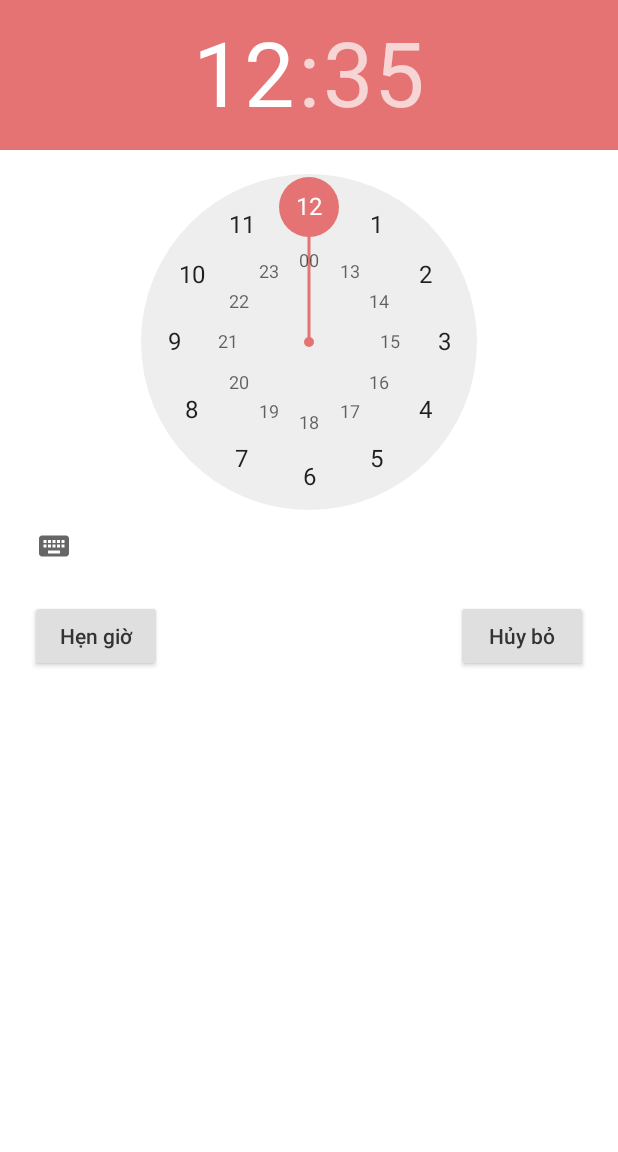
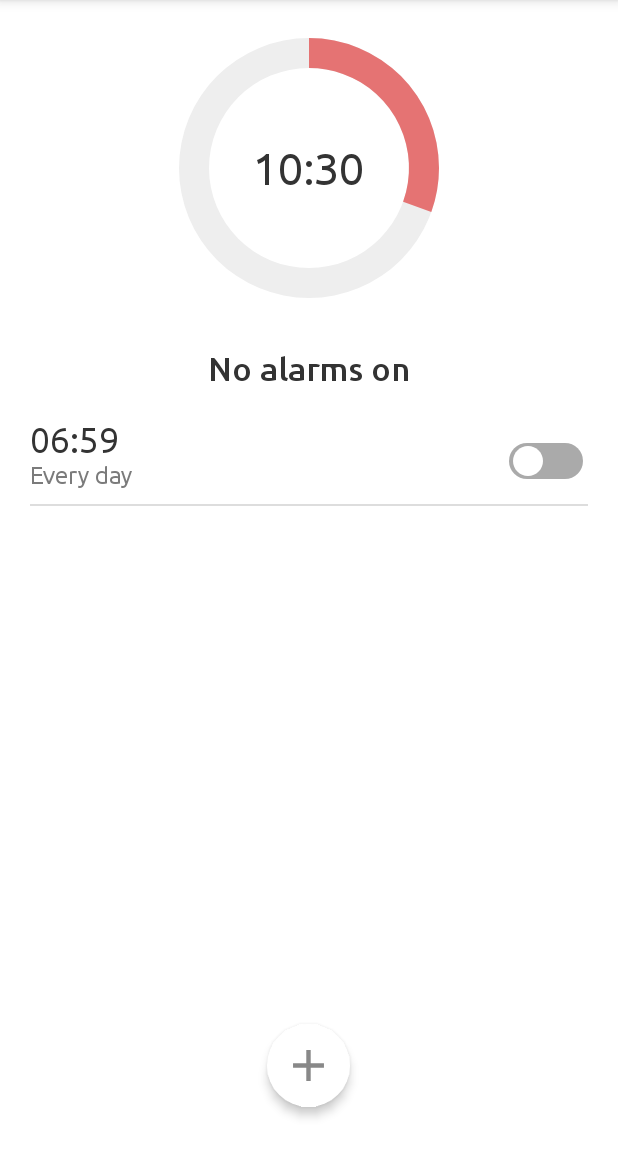
Before and after one commit to ngocsang1201/smart-calendar, an Android app: the fragment Alarm placed in its activity, on a phone screen of 412 x 824 dp, the part 84-1236 px from its top. Run offline under Robolectric (Android 15) with nearby library versions, the phone set to English and light mode, and no system bars; our stand-ins replace sdp/ssp sizes.

Commit message:
update layout alarm

```diff
--- a/app/src/main/java/com/example/smartcalendar/alarm/Alarm.java
+++ b/app/src/main/java/com/example/smartcalendar/alarm/Alarm.java
@@ -5,16 +5,25 @@ import android.app.AlarmManager;
 import android.app.NotificationChannel;
 import android.app.NotificationManager;
 import android.app.PendingIntent;
+import android.app.TimePickerDialog;
 import android.content.Context;
 import android.content.Intent;
+import android.graphics.Color;
+import android.graphics.drawable.ColorDrawable;
 import android.os.Build;
 import android.os.Bundle;
+import android.os.Handler;
 import android.view.LayoutInflater;
 import android.view.View;
 import android.view.ViewGroup;
-import android.widget.Button;
+import android.widget.CompoundButton;
+import android.widget.ImageView;
+import android.widget.ProgressBar;
+import android.widget.RelativeLayout;
+import android.widget.Switch;
 import android.widget.TextView;
 import android.widget.TimePicker;
+import android.widget.Toast;
 
 import androidx.annotation.NonNull;
 import androidx.annotation.Nullable;
@@ -24,68 +33,171 @@ import androidx.fragment.app.Fragment;
 
 import com.example.smartcalendar.R;
 
+import java.text.SimpleDateFormat;
 import java.util.Calendar;
 
 public class Alarm extends Fragment {
 
-    Button hengio, huybo;
-    TextView hienthi;
+    ImageView hengio;
+    Switch alarmSwitch, unavailable;
+    RelativeLayout alarmLayout;
+    TextView hienthi, txtView;
     TimePicker dongho;
     Calendar calendar;
     AlarmManager alarmManager;
     PendingIntent pendingIntent;
 
+    TextView txtProgress;
+    ProgressBar progressBar;
+
+    int timeHour, timeMinute;
+
     @RequiresApi(api = Build.VERSION_CODES.M)
     @Nullable
     @Override
     public View onCreateView(@NonNull LayoutInflater inflater, @Nullable ViewGroup container, @Nullable Bundle savedInstanceState) {
-        View view = inflater.inflate(R.layout.fragment_alarm, container, false);
+        View view = inflater.inflate(R.layout.fragment_alarm_copy, container, false);
+
+        txtProgress = view.findViewById(R.id.taim);
+        progressBar = view.findViewById(R.id.progressBar);
+        actionProgressBar();
 
         hengio = view.findViewById(R.id.settime);
-        huybo = view.findViewById(R.id.btncancel);
+        alarmSwitch = view.findViewById(R.id.alarmSwitch);
+        unavailable = view.findViewById(R.id.switchUnavailable);
+        alarmLayout = view.findViewById(R.id.alarmLayout);
         hienthi = view.findViewById(R.id.textt);
-        dongho = view.findViewById(R.id.clockk);
+        txtView = view.findViewById(R.id.txtView);
+//        dongho = view.findViewById(R.id.clockk);
         calendar = Calendar.getInstance();
         alarmManager = (AlarmManager) getActivity().getSystemService(Context.ALARM_SERVICE);
 
-        dongho.setIs24HourView(true);
+//        dongho.setIs24HourView(true);
 
         Intent intent = new Intent(getActivity(), AlarmReceiver.class);
 
         createNotificationChannel();
 
+//        hengio.setOnClickListener(new View.OnClickListener() {
+//            @SuppressLint("SetTextI18n")
+//            @Override
+//            public void onClick(View v) {
+//                calendar.set(Calendar.HOUR_OF_DAY, dongho.getCurrentHour());
+//                calendar.set(Calendar.MINUTE, dongho.getCurrentMinute());
+//
+//                int gio = dongho.getCurrentHour();
+//                int phut = dongho.getCurrentMinute();
+//
+//                String string_gio = String.valueOf(gio > 9 ? gio : "0" + gio);
+//                String string_phut = String.valueOf(phut > 9 ? phut : "0" + phut);
+//
+//                intent.putExtra("extra", "on");
+//                pendingIntent = PendingIntent.getBroadcast(getActivity(), 0, intent, PendingIntent.FLAG_UPDATE_CURRENT);
+//                alarmManager.set(AlarmManager.RTC_WAKEUP, calendar.getTimeInMillis(), pendingIntent);
+//                hienthi.setText(string_gio + ":" + string_phut);
+//                addNotification();
+//            }
+//        });
+
         hengio.setOnClickListener(new View.OnClickListener() {
-            @SuppressLint("SetTextI18n")
             @Override
             public void onClick(View v) {
-                calendar.set(Calendar.HOUR_OF_DAY, dongho.getCurrentHour());
-                calendar.set(Calendar.MINUTE, dongho.getCurrentMinute());
+                TimePickerDialog timePickerDialog = new TimePickerDialog(
+                        getActivity(),
+                        android.R.style.Theme_Holo_Light_Dialog_MinWidth,
+                        new TimePickerDialog.OnTimeSetListener() {
+                            @SuppressLint("SimpleDateFormat")
+                            @Override
+                            public void onTimeSet(TimePicker view, int hourOfDay, int minute) {
+                                timeHour = hourOfDay;
+                                timeMinute = minute;
+                                SimpleDateFormat f24Hours = new SimpleDateFormat("HH:mm");
+                                calendar.set(0, 0, 0, hourOfDay, minute);
+                                hienthi.setText(f24Hours.format(calendar.getTime()));
+                                alarmLayout.setVisibility(View.VISIBLE);
+                                alarmSwitch.setChecked(true);
 
-                int gio = dongho.getCurrentHour();
-                int phut = dongho.getCurrentMinute();
-
-                String string_gio = gio > 9 ? String.valueOf(gio) : "0" + gio;
-                String string_phut = phut > 9 ? String.valueOf(phut) : "0" + phut;
-
-                intent.putExtra("extra", "on");
-                pendingIntent = PendingIntent.getBroadcast(getActivity(), 0, intent, PendingIntent.FLAG_UPDATE_CURRENT);
-                alarmManager.set(AlarmManager.RTC_WAKEUP, calendar.getTimeInMillis(), pendingIntent);
-                hienthi.setText("Giờ bạn đã đặt là " + string_gio + ":" + string_phut);
-                addNotification();
+                                setAlarm();
+                            }
+                        }, 0, 0, true
+                );
+                timePickerDialog.getWindow().setBackgroundDrawable(new ColorDrawable((Color.TRANSPARENT)));
+                timePickerDialog.updateTime(timeHour, timeMinute);
+                timePickerDialog.show();
             }
         });
 
-        huybo.setOnClickListener(new View.OnClickListener() {
-            @SuppressLint("SetTextI18n")
+//        huybo.setOnClickListener(new View.OnClickListener() {
+//            @SuppressLint("SetTextI18n")
+//            @Override
+//            public void onClick(View v) {
+//                hienthi.setText("Đã dừng");
+//                alarmManager.cancel(pendingIntent);
+//                intent.putExtra("extra", "off");
+//                getActivity().sendBroadcast(intent);
+//            }
+//        });
+
+        alarmSwitch.setOnCheckedChangeListener(new CompoundButton.OnCheckedChangeListener() {
             @Override
-            public void onClick(View v) {
-                hienthi.setText("Đã dừng");
-                alarmManager.cancel(pendingIntent);
-                intent.putExtra("extra", "off");
-                getActivity().sendBroadcast(intent);
+            public void onCheckedChanged(CompoundButton buttonView, boolean isChecked) {
+                if (!isChecked) {
+                    alarmManager.cancel(pendingIntent);
+                    intent.putExtra("extra", "off");
+                    getActivity().sendBroadcast(intent);
+                    txtView.setText("No alarms on");
+                } else {
+                    setAlarm();
+                }
+            }
+        });
+        unavailable.setOnCheckedChangeListener(new CompoundButton.OnCheckedChangeListener() {
+            @Override
+            public void onCheckedChanged(CompoundButton buttonView, boolean isChecked) {
+                if (isChecked) {
+                    Toast.makeText(getContext(), "not available at the moment", Toast.LENGTH_SHORT).show();
+                    final Handler handler = new Handler();
+                    handler.postDelayed(new Runnable() {
+                        @Override
+                        public void run() {
+                            unavailable.setChecked(false);
+                        }
+                    }, 500);
+                }
             }
         });
         return view;
+    }
+
+    private void setAlarm() {
+        txtView.setText("1 alarm on");
+
+        Intent intent = new Intent(getActivity(), AlarmReceiver.class);
+        intent.putExtra("extra", "on");
+        pendingIntent = PendingIntent.getBroadcast(getActivity(), 0, intent, PendingIntent.FLAG_UPDATE_CURRENT);
+        alarmManager.set(AlarmManager.RTC_WAKEUP, calendar.getTimeInMillis(), pendingIntent);
+        addNotification();
+    }
+
+    private void actionProgressBar() {
+        final Handler handler = new Handler();
+        handler.postDelayed(new Runnable() {
+            @SuppressLint("SetTextI18n")
+            @Override
+            public void run() {
+                final Calendar now = Calendar.getInstance();
+                final int h = now.get(Calendar.HOUR_OF_DAY);
+                final int m = now.get(Calendar.MINUTE);
+                final int s = now.get(Calendar.SECOND);
+
+                String hh = String.valueOf(h > 9 ? h : "0" + h);
+                String mm = String.valueOf(m > 9 ? m : "0" + m);
+
+                txtProgress.setText(hh + ":" + mm);
+                progressBar.setProgress(s);
+                handler.postDelayed(this, 1000);
+            }
+        }, 1000);
     }
 
     private void addNotification() {
--- /dev/null
+++ b/app/src/main/res/drawable/circle_progress_bar.xml
@@ -0,0 +1,20 @@
+<?xml version="1.0" encoding="utf-8"?>
+<rotate xmlns:android="http://schemas.android.com/apk/res/android"
+    android:fromDegrees="270"
+    android:toDegrees="270">
+
+    <shape
+        android:shape="ring"
+        android:useLevel="true"
+        android:thickness="20dp">
+
+        <gradient
+            android:angle="0"
+            android:endColor="@color/colorAccent"
+            android:startColor="@color/colorAccent"
+            android:type="sweep"
+            android:useLevel="false" />
+    </shape>
+
+
+</rotate>
--- /dev/null
+++ b/app/src/main/res/drawable/circle_shape.xml
@@ -0,0 +1,9 @@
+<?xml version="1.0" encoding="utf-8"?>
+<shape xmlns:android="http://schemas.android.com/apk/res/android"
+    android:shape="ring"
+    android:useLevel="false"
+    android:thickness="20dp">
+
+    <solid android:color="#EEEEEE" />
+
+</shape>
--- a/app/src/main/res/layout/activity_login.xml
+++ b/app/src/main/res/layout/activity_login.xml
@@ -22,7 +22,6 @@
             app:layout_constraintBottom_toBottomOf="@id/imgLogo"
             app:layout_constraintLeft_toLeftOf="parent"
             app:layout_constraintTop_toTopOf="@id/imgLogo" />
-
 
         <ImageView
             android:id="@+id/imgLogo"
@@ -158,7 +157,7 @@
                 android:layout_height="wrap_content"
                 android:layout_weight="6"
                 android:gravity="center"
-                android:text="Use other Methods"
+                android:text="Use other methods"
                 android:textAlignment="center"
                 android:textSize="12sp"
                 android:textStyle="bold" />
--- /dev/null
+++ b/app/src/main/res/layout/fragment_alarm_copy.xml
@@ -0,0 +1,171 @@
+<?xml version="1.0" encoding="utf-8"?>
+<RelativeLayout xmlns:android="http://schemas.android.com/apk/res/android"
+    xmlns:app="http://schemas.android.com/apk/res-auto"
+    xmlns:tools="http://schemas.android.com/tools"
+    android:layout_width="match_parent"
+    android:layout_height="match_parent">
+
+    <RelativeLayout
+        android:id="@+id/progressLayout"
+        android:layout_width="wrap_content"
+        android:layout_height="wrap_content"
+        android:layout_alignParentTop="true"
+        android:layout_centerInParent="true"
+        android:layout_marginTop="12dp"
+        android:gravity="center">
+
+        <ProgressBar
+            android:id="@+id/progressBar"
+            style="?android:attr/progressBarStyleHorizontal"
+            android:layout_width="200dp"
+            android:layout_height="200dp"
+            android:layout_centerHorizontal="true"
+            android:background="@drawable/circle_shape"
+            android:indeterminate="false"
+            android:max="59"
+            android:progressDrawable="@drawable/circle_progress_bar"
+            android:textAlignment="center" />
+
+        <TextView
+            android:id="@+id/taim"
+            android:layout_width="wrap_content"
+            android:layout_height="wrap_content"
+            android:layout_centerInParent="true"
+            android:fontFamily="@font/ubuntu_regular"
+            android:text="12:55"
+            android:textColor="@color/colorText"
+            android:textSize="30sp" />
+
+    </RelativeLayout>
+
+    <ImageView
+        android:id="@+id/settime"
+        android:layout_width="55dp"
+        android:layout_height="55dp"
+        android:layout_alignParentBottom="true"
+        android:layout_centerHorizontal="true"
+        android:layout_marginBottom="30dp"
+        android:background="@drawable/circle"
+        android:elevation="4dp"
+        android:padding="10dp"
+        android:src="@drawable/ic_add"
+        app:tint="@color/colorIconAccent" />
+
+    <TextView
+        android:id="@+id/txtView"
+        android:layout_width="wrap_content"
+        android:layout_height="wrap_content"
+        android:layout_below="@+id/progressLayout"
+        android:layout_centerHorizontal="true"
+        android:layout_marginTop="20dp"
+        android:fontFamily="@font/ubuntu_medium"
+        android:text="No alarms on"
+        android:textAlignment="center"
+        android:textColor="@color/colorText"
+        android:textSize="22sp" />
+
+    <LinearLayout
+        android:layout_width="match_parent"
+        android:layout_below="@id/txtView"
+        android:layout_height="wrap_content"
+        android:orientation="vertical">
+
+        <RelativeLayout
+            android:id="@+id/alarmLayout"
+            android:layout_width="match_parent"
+            android:layout_height="wrap_content"
+            android:layout_marginTop="20dp"
+            android:gravity="center_vertical"
+            android:paddingHorizontal="20dp"
+            android:visibility="gone">
+
+            <TextView
+                android:id="@+id/textt"
+                android:layout_width="wrap_content"
+                android:layout_height="wrap_content"
+                android:layout_alignParentLeft="true"
+                android:text="12:00"
+                android:textColor="@color/colorText"
+                android:textSize="24dp" />
+
+            <TextView
+                android:id="@+id/txtV2"
+                android:layout_width="wrap_content"
+                android:layout_height="wrap_content"
+                android:layout_below="@id/textt"
+                android:layout_alignParentLeft="true"
+                android:text="Only ring once"
+                android:textColor="@color/colorTextHint"
+                android:textSize="16dp" />
+
+            <Switch
+                android:id="@+id/alarmSwitch"
+                android:layout_width="wrap_content"
+                android:layout_height="wrap_content"
+                android:layout_alignParentRight="true"
+                android:layout_centerVertical="true"
+                android:padding="4dp"
+                android:thumb="@drawable/ic_circle"
+                android:track="@drawable/switch_track"
+                tools:ignore="UseSwitchCompatOrMaterialXml" />
+
+            <View
+                android:layout_width="match_parent"
+                android:layout_height="1dp"
+                android:layout_below="@id/txtV2"
+                android:layout_marginTop="10dp"
+                android:background="#ddd" />
+
+        </RelativeLayout>
+
+        <RelativeLayout
+            android:layout_width="match_parent"
+            android:layout_height="wrap_content"
+            android:layout_marginTop="20dp"
+            android:gravity="center_vertical"
+            android:paddingHorizontal="20dp">
+
+            <TextView
+                android:id="@+id/t1"
+                android:layout_width="wrap_content"
+                android:layout_height="wrap_content"
+                android:layout_alignParentLeft="true"
+                android:text="06:59"
+                android:fontFamily="@font/ubuntu_regular"
+                android:textColor="@color/colorText"
+                android:textSize="24dp" />
+
+            <TextView
+                android:id="@+id/t2"
+                android:layout_width="wrap_content"
+                android:layout_height="wrap_content"
+                android:layout_below="@id/t1"
+                android:layout_alignParentLeft="true"
+                android:text="Every day"
+                android:fontFamily="@font/ubuntu_regular"
+                android:textColor="@color/colorTextHint"
+                android:textSize="16dp" />
+
+            <Switch
+                android:id="@+id/switchUnavailable"
+                android:layout_width="wrap_content"
+                android:layout_height="wrap_content"
+                android:layout_alignParentRight="true"
+                android:layout_centerVertical="true"
+                android:padding="4dp"
+                android:thumb="@drawable/ic_circle"
+                android:track="@drawable/switch_track"
+                tools:ignore="UseSwitchCompatOrMaterialXml" />
+
+            <View
+                android:layout_width="match_parent"
+                android:layout_height="1dp"
+                android:layout_below="@id/t2"
+                android:layout_marginTop="10dp"
+                android:background="#ddd" />
+
+        </RelativeLayout>
+
+    </LinearLayout>
+
+</RelativeLayout>
```
Also changed, not shown: app/src/main/java/com/example/smartcalendar/activities/ChangePasswordActivity.java (+5 -70 lines), app/src/main/java/com/example/smartcalendar/activities/MainActivity.java (+6 -2 lines), app/src/main/res/drawable/custom_progressbar_drawable.xml (added, +19 -0 lines), app/src/main/res/layout/fragment_alarm.xml (+30 -2 lines).
